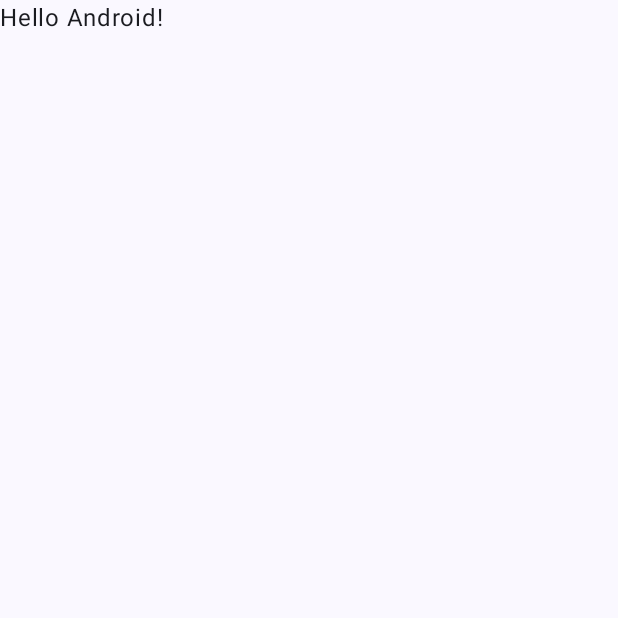
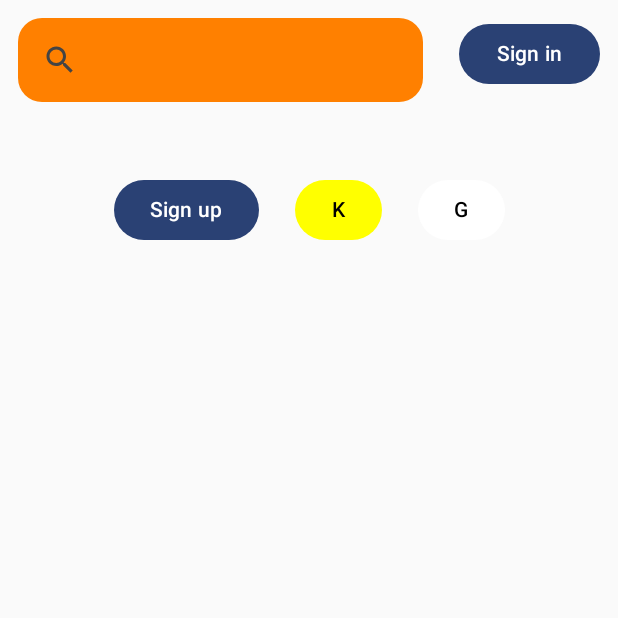
Before and after one commit to wafflestudio21-5/team2-android, an Android app built with Jetpack Compose: the screen it shows after launch (MainActivity), on a phone screen of 412 x 824 dp, the top half of it. Before the commit the part shown is almost empty. Run offline under Robolectric (Android 15) with nearby library versions, the phone set to English and light mode, and no system bars.

Commit message:
버튼 생성

```diff
--- a/app/src/main/java/com/wafflestudio/bunnybunny/MainActivity.kt
+++ b/app/src/main/java/com/wafflestudio/bunnybunny/MainActivity.kt
@@ -10,6 +10,12 @@ import androidx.compose.material3.Text
 import androidx.compose.runtime.Composable
 import androidx.compose.ui.Modifier
 import androidx.compose.ui.tooling.preview.Preview
+import androidx.navigation.NavDestination
+import androidx.navigation.NavHostController
+import androidx.navigation.compose.NavHost
+import androidx.navigation.compose.composable
+import androidx.navigation.compose.rememberNavController
+import com.wafflestudio.bunnybunny.pages.StartPage
 import com.wafflestudio.bunnybunny.ui.theme.BunnybunnyTheme
 
 class MainActivity : ComponentActivity() {
@@ -18,29 +24,18 @@ class MainActivity : ComponentActivity() {
         setContent {
             BunnybunnyTheme {
                 // A surface container using the 'background' color from the theme
-                Surface(
-                    modifier = Modifier.fillMaxSize(),
-                    color = MaterialTheme.colorScheme.background
-                ) {
-                    Greeting("Android")
-                }
+                StartPage()
             }
         }
     }
-}
+    @Composable
+    private fun MyApp(
+        modifier: Modifier = Modifier,
+        navController: NavHostController = rememberNavController(),
+        startDestination: String = "StartPage"
+    ){
+        NavHost(navController = navController, startDestination = startDestination){
 
-@Composable
-fun Greeting(name: String, modifier: Modifier = Modifier) {
-    Text(
-        text = "Hello $name!",
-        modifier = modifier
-    )
-}
-
-@Preview(showBackground = true)
-@Composable
-fun GreetingPreview() {
-    BunnybunnyTheme {
-        Greeting("Android")
+        }
     }
 }
--- /dev/null
+++ b/app/src/main/java/com/wafflestudio/bunnybunny/pages/StartPage.kt
@@ -0,0 +1,140 @@
+package com.wafflestudio.bunnybunny.pages
+
+import android.util.Log
+import androidx.compose.foundation.background
+import androidx.compose.foundation.layout.Arrangement
+import androidx.compose.foundation.layout.Column
+import androidx.compose.foundation.layout.Row
+import androidx.compose.foundation.layout.fillMaxSize
+import androidx.compose.foundation.layout.fillMaxWidth
+import androidx.compose.foundation.layout.height
+import androidx.compose.foundation.layout.padding
+import androidx.compose.foundation.layout.width
+import androidx.compose.foundation.shape.RoundedCornerShape
+import androidx.compose.foundation.text.BasicTextField
+import androidx.compose.foundation.text.KeyboardActions
+import androidx.compose.foundation.text.KeyboardOptions
+import androidx.compose.material.icons.Icons
+import androidx.compose.material.icons.filled.Search
+import androidx.compose.material3.Button
+import androidx.compose.material3.ButtonDefaults
+import androidx.compose.material3.Icon
+import androidx.compose.material3.MaterialTheme
+import androidx.compose.material3.Surface
+import androidx.compose.material3.Text
+import androidx.compose.runtime.Composable
+import androidx.compose.runtime.getValue
+import androidx.compose.runtime.mutableStateOf
+import androidx.compose.runtime.saveable.rememberSaveable
+import androidx.compose.runtime.setValue
+import androidx.compose.ui.Alignment
+import androidx.compose.ui.Modifier
+import androidx.compose.ui.graphics.Color
+import androidx.compose.ui.text.input.ImeAction
+import androidx.compose.ui.tooling.preview.Preview
+import androidx.compose.ui.unit.dp
+@Preview(showBackground = true)
+@Composable
+fun StartPage(
+    modifier: Modifier = Modifier,
+    //onNavigateToSignUp : () -> Unit,
+    //onNavigateToSignIn : () -> Unit,
+    //onNavigateToKakaoSignIn : () -> Unit,
+    //onNavigateToGoogleSignIn : () -> Unit,
+){
+    var idInput by rememberSaveable { mutableStateOf("") }
+    var pwInput by rememberSaveable { mutableStateOf("") }
+    Column {
+        Row(
+            modifier = Modifier.fillMaxWidth(),
+        ) {
+            Column(
+                modifier = Modifier.weight(2.5f)
+            ) {
+                //ID Input
+                BasicTextField(
+                    value = idInput,
+                    onValueChange = { newText -> idInput = newText},
+                    modifier = Modifier.padding(12.dp),
+                    decorationBox = {
+                            innerTextField ->
+                        Row(
+                            modifier = Modifier
+                                .fillMaxWidth()
+                                .background(
+                                    color = Color(0xFFFF8000),
+                                    shape = RoundedCornerShape(size = 16.dp)
+                                )
+                                .padding(16.dp),
+                        ){
+                            Icon(
+                                imageVector = Icons.Default.Search,
+                                contentDescription = "",
+                                tint = Color.DarkGray,
+                            )
+                        }
+                    }
+                )
+                //PW Input
+                BasicTextField(
+                    value = pwInput,
+                    onValueChange = { newText -> pwInput = newText},
+                    modifier = Modifier.padding(12.dp),
+                    keyboardOptions = KeyboardOptions.Default.copy(
+                        imeAction = ImeAction.Done
+                    ),
+                    keyboardActions = KeyboardActions(
+                        onDone = {
+                            // TODO
+                        }
+                    ),
+                    decorationBox = {
+                        // TODO
+                    }
+                )
+            }
+            //ID & PW Sign in Button
+            Button(
+                modifier = Modifier.padding(12.dp).weight(1f),
+                onClick = {print("a")}
+            ){
+                Text("Sign in")
+            }
+        }
+        Row(
+            modifier = Modifier.fillMaxWidth(),
+            horizontalArrangement = Arrangement.Center
+        ) {
+            //Sign up Button
+            Button(
+                modifier = Modifier.padding(12.dp),
+                onClick = {print("a")}
+            ){
+                Text("Sign up")
+            }
+            //Kakao Sign-in Button
+            Button(
+                modifier = Modifier.padding(12.dp),
+                onClick = {print("a")},
+                colors = ButtonDefaults.buttonColors(
+                    Color.Yellow,
+                    contentColor = Color.Black
+                )
+            ){
+                Text("K")
+            }
+            //Google Sign-in Button
+            Button(
+                modifier = Modifier.padding(12.dp),
+                onClick = {print("a")},
+                colors = ButtonDefaults.buttonColors(
+                    Color.White,
+                    contentColor = Color.Black
+                )
+            ){
+                Text("G")
+            }
+        }
+    }
+
+}
--- a/build.gradle.kts
+++ b/build.gradle.kts
@@ -3,3 +3,9 @@ plugins {
     id("com.android.application") version "8.1.3" apply false
     id("org.jetbrains.kotlin.android") version "1.8.10" apply false
 }
+
+buildscript {
+    dependencies {
+        classpath("com.google.dagger:hilt-android-gradle-plugin:2.47")
+    }
+}
```
Also changed, not shown: app/build.gradle.kts (+22 -5 lines).
